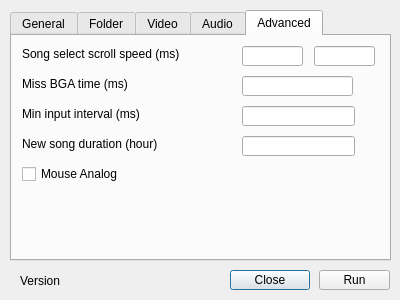
Before: the Qt Designer form src/setup/setupdialog.ui in m8nscape/lunaticvibes, drawn with Qt 5.
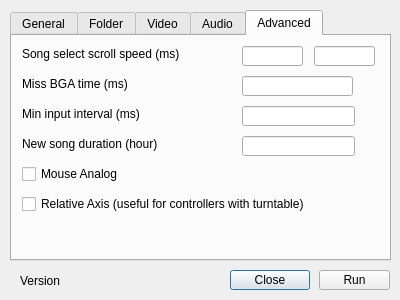
After: the same form once the commit is applied. The open tabs and pages were chosen to show the change.

Patch:
```diff
--- a/src/setup/setupdialog.ui
+++ b/src/setup/setupdialog.ui
@@ -606,6 +606,19 @@
       <set>Qt::ImhDigitsOnly</set>
      </property>
     </widget>
+    <widget class="QCheckBox" name="relative_axis">
+     <property name="geometry">
+      <rect>
+       <x>10</x>
+       <y>160</y>
+       <width>361</width>
+       <height>16</height>
+      </rect>
+     </property>
+     <property name="text">
+      <string>Relative Axis (useful for controllers with turntable)</string>
+     </property>
+    </widget>
    </widget>
   </widget>
   <widget class="QLabel" name="label_version">
```
Left out of the diff: 2 changed lines with no effect on the pictures.
